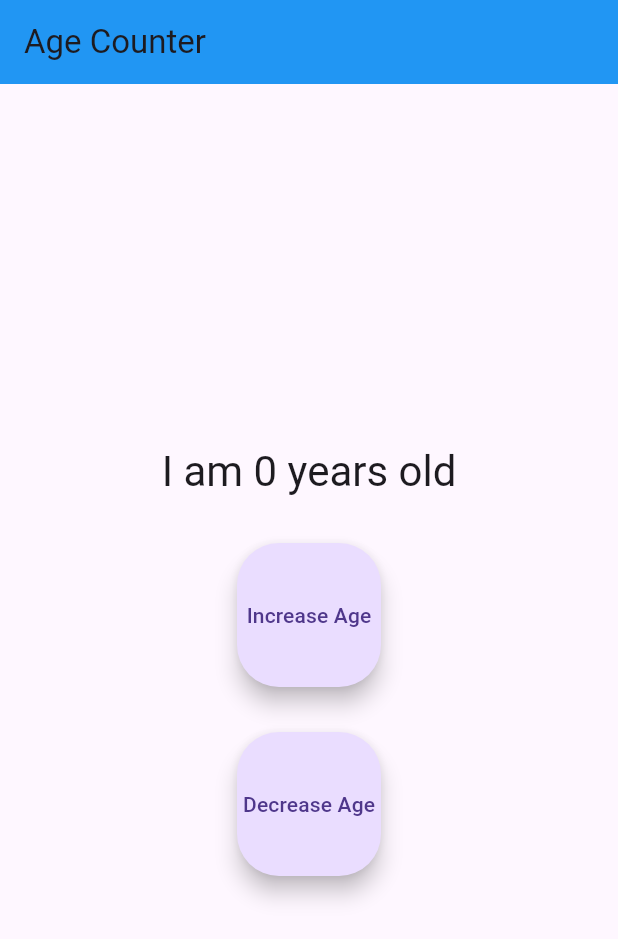
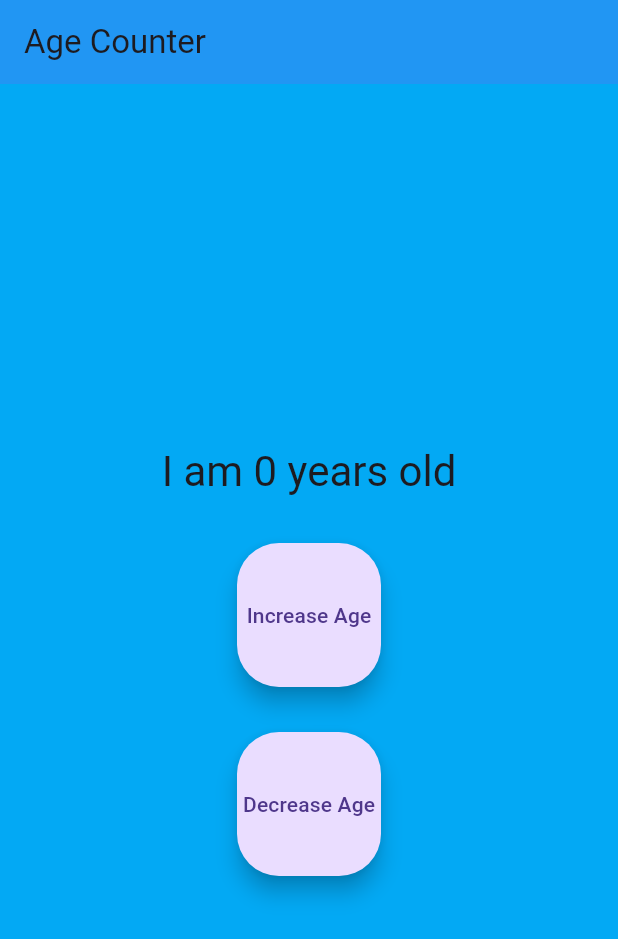
Before and after one commit to skylerplumley/inclass6, a Flutter app: the screen it shows after launch, on a phone screen of 412 x 824 dp. Shown: the top 939 px of the screen. Run offline on Flutter 3.47's test engine with Material 3 defaults, Android fonts, the phone set to English and light mode, and no system bars; missing offline and left inert: window_size.

Commit message:
Change background color function implemented based on age

```diff
--- a/lib/main.dart
+++ b/lib/main.dart
@@ -79,6 +79,20 @@ class MyApp extends StatelessWidget {
 class MyHomePage extends StatelessWidget {
   const MyHomePage({super.key});
 
+  Color backgroundchange(int age) {
+    if (age <= 12) {
+      return Colors.lightBlue;
+    } else if (age <= 19) {
+      return Colors.lime;
+    } else if (age <= 30) {
+      return Colors.yellow;
+    } else if (age <= 50) {
+      return Colors.orange;
+    } else {
+      return Colors.grey;
+    }
+  }
+
   @override
   Widget build(BuildContext context) {
     return Scaffold(
@@ -86,15 +100,16 @@ class MyHomePage extends StatelessWidget {
         title: const Text('Age Counter'),
         backgroundColor: Colors.blue,
       ),
-      body: Center(
+      body: Consumer<Counter>(
+        builder: (context, counter, child) => Container(
+          color: backgroundchange(counter.age),
+          child: Center(
             child: Column(
               mainAxisAlignment: MainAxisAlignment.center,
               children: [
-            Consumer<Counter>(
-              builder: (context, counter, child) => Text(
+                Text(
                   'I am ${counter.age} years old',
                   style: Theme.of(context).textTheme.headlineMedium,
-              ),
                 ),
                 const SizedBox(height: 30),
                 Column(
@@ -116,6 +131,8 @@ class MyHomePage extends StatelessWidget {
               ],
             ),
           ),
+        ),
+      ),
     );
   }
 }
```
Lines whose indentation alone changed are shown as unchanged.
